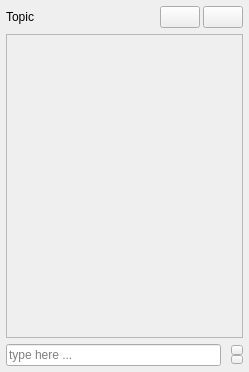
Qt form src/Common/gui/chat/ChatPanel.ui (elieserdejesus/JamTaba) before a commit.
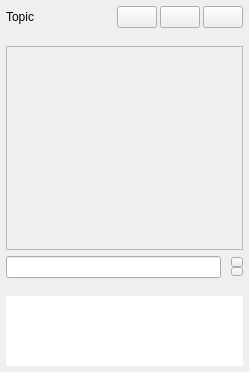
The same form after that commit. Icons and pictures are not drawn.

Commit message:
:gem: Public chat (#1001)
* Adding the Public Chat

* Keeping the chat in main window all the time

* Public chat working integrated with heroku

* Improving unreaded messages icon painting

* Showing connected users in public chat

* Allowing chat blocking in public chat

* Disallowing public messages with empty name

* Allowing server invitation

* Allowing server invitation when playin in ninjam servers too

* Allowing public chat on/off (close #1002)

The edit to the form file:
```diff
--- a/src/Common/gui/chat/ChatPanel.ui
+++ b/src/Common/gui/chat/ChatPanel.ui
@@ -70,6 +70,12 @@
        <property name="text">
         <string/>
        </property>
+       <property name="iconSize">
+        <size>
+         <width>20</width>
+         <height>20</height>
+        </size>
+       </property>
        <property name="checkable">
         <bool>true</bool>
        </property>
@@ -92,13 +98,57 @@
        <property name="text">
         <string/>
        </property>
+       <property name="iconSize">
+        <size>
+         <width>20</width>
+         <height>20</height>
+        </size>
+       </property>
        <property name="flat">
         <bool>false</bool>
        </property>
       </widget>
      </item>
+     <item alignment="Qt::AlignTop">
+      <widget class="QPushButton" name="buttonOnOff">
+       <property name="sizePolicy">
+        <sizepolicy hsizetype="Maximum" vsizetype="Fixed">
+         <horstretch>0</horstretch>
+         <verstretch>0</verstretch>
+        </sizepolicy>
+       </property>
+       <property name="toolTip">
+        <string>Turn on/off this chat</string>
+       </property>
+       <property name="text">
+        <string notr="true"/>
+       </property>
+       <property name="iconSize">
+        <size>
+         <width>20</width>
+         <height>20</height>
+        </size>
+       </property>
+       <property name="checkable">
+        <bool>true</bool>
+       </property>
+      </widget>
+     </item>
     </layout>
    </item>
+   <item>
+    <spacer name="verticalSpacerTop">
+     <property name="orientation">
+      <enum>Qt::Vertical</enum>
+     </property>
+     <property name="sizeHint" stdset="0">
+      <size>
+       <width>20</width>
+       <height>12</height>
+      </size>
+     </property>
+    </spacer>
+   </item>
    <item>
     <widget class="QScrollArea" name="chatScroll">
      <property name="sizePolicy">
@@ -131,7 +181,7 @@
         <x>0</x>
         <y>0</y>
         <width>235</width>
-        <height>298</height>
+        <height>187</height>
        </rect>
       </property>
      </widget>
@@ -154,7 +204,7 @@
         <string>Type your text to sent on the chat here</string>
        </property>
        <property name="placeholderText">
-        <string>type here ...</string>
+        <string notr="true"/>
        </property>
       </widget>
      </item>
@@ -248,6 +298,75 @@
      </item>
     </layout>
    </item>
+   <item>
+    <spacer name="verticalSpacerBottom">
+     <property name="orientation">
+      <enum>Qt::Vertical</enum>
+     </property>
+     <property name="sizeHint" stdset="0">
+      <size>
+       <width>20</width>
+       <height>12</height>
+      </size>
+     </property>
+    </spacer>
+   </item>
+   <item>
+    <widget class="QTreeWidget" name="treeWidget">
+     <property name="sizePolicy">
+      <sizepolicy hsizetype="Expanding" vsizetype="Preferred">
+       <horstretch>0</horstretch>
+       <verstretch>0</verstretch>
+      </sizepolicy>
+     </property>
+     <property name="frameShape">
+      <enum>QFrame::NoFrame</enum>
+     </property>
+     <property name="sizeAdjustPolicy">
+      <enum>QAbstractScrollArea::AdjustToContents</enum>
+     </property>
+     <property name="indentation">
+      <number>6</number>
+     </property>
+     <property name="rootIsDecorated">
+      <bool>false</bool>
+     </property>
+     <property name="uniformRowHeights">
+      <bool>false</bool>
+     </property>
+     <property name="itemsExpandable">
+      <bool>false</bool>
+     </property>
+     <property name="allColumnsShowFocus">
+      <bool>true</bool>
+     </property>
+     <property name="headerHidden">
+      <bool>true</bool>
+     </property>
+     <property name="expandsOnDoubleClick">
+      <bool>false</bool>
+     </property>
+     <property name="columnCount">
+      <number>2</number>
+     </property>
+     <attribute name="headerVisible">
+      <bool>false</bool>
+     </attribute>
+     <attribute name="headerShowSortIndicator" stdset="0">
+      <bool>false</bool>
+     </attribute>
+     <column>
+      <property name="text">
+       <string notr="true">1</string>
+      </property>
+     </column>
+     <column>
+      <property name="text">
+       <string notr="true">2</string>
+      </property>
+     </column>
+    </widget>
+   </item>
   </layout>
  </widget>
  <resources>
```
Left out of the diff: 1 changed line with no effect on the pictures. The commit also changes 43 other files.
